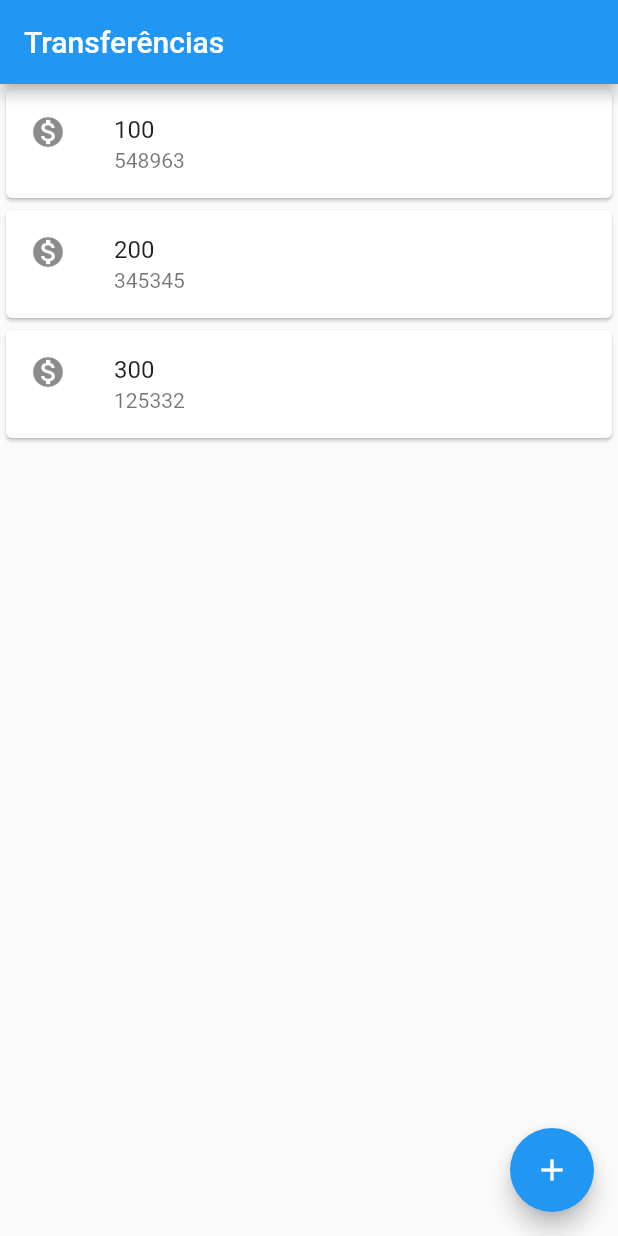
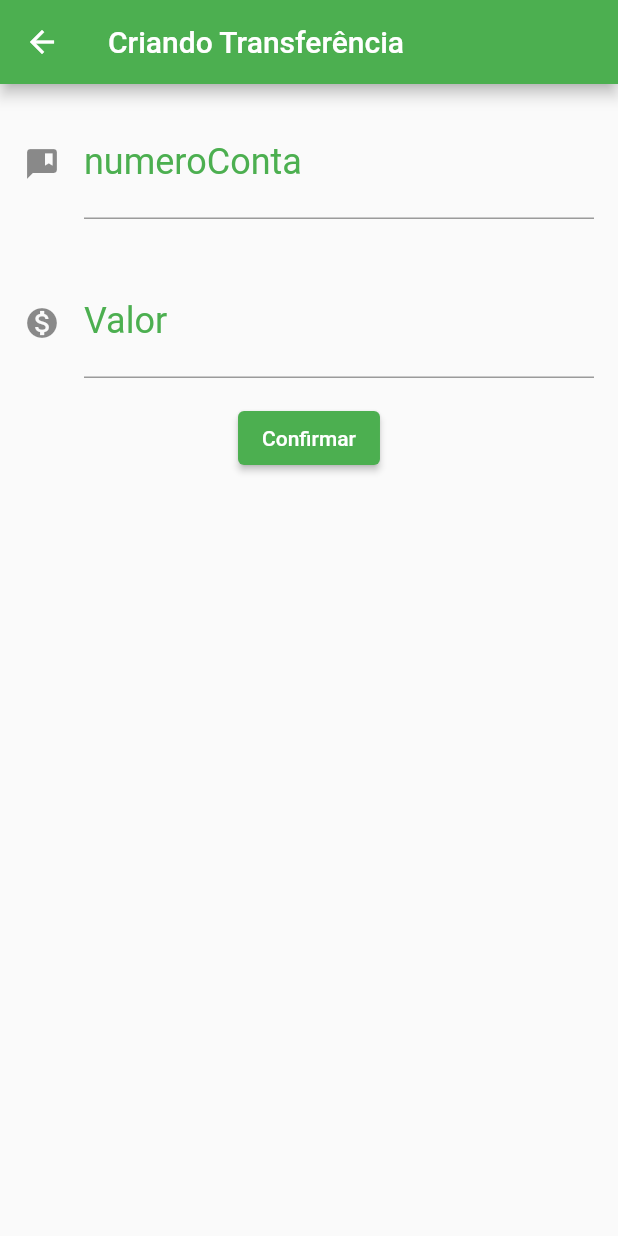
Before and after one commit to CelioFS7/Bytebank, a Flutter app: the screen it shows after launch, after a tap on the "add" icon, on a phone screen of 412 x 824 dp. Run offline on Flutter 3.47's test engine with Material 2 defaults, Android fonts, the phone set to English and light mode, and no system bars.

Commit message:
Fist page .3

```diff
--- a/lib/main.dart
+++ b/lib/main.dart
@@ -1,52 +1,165 @@
 import 'package:flutter/material.dart';
 
 void main() => runApp(
-      MaterialApp(
+      BytebankApp(),
+    );
+
+class BytebankApp extends StatelessWidget {
+  @override
+  Widget build(BuildContext context) {
+    return MaterialApp(
       home: Scaffold(
         body: ListaTransferencias(),
+      ),
+    );
+  }
+}
 
+class FormularioTransferencia extends StatelessWidget {
+  var _controladorCampoNumeroConta = TextEditingController();
+  var _controladorCampoValor = TextEditingController();
+
+  @override
+  Widget build(BuildContext context) {
+    return Scaffold(
       appBar: AppBar(
-            title: const Text('Transferências'),
+        backgroundColor: Colors.green,
+        title: const Text(
+          'Criando Transferência',
         ),
-          floatingActionButton: FloatingActionButton(
-            onPressed: () {},
-            child: const Icon(Icons.add),
       ),
+      body: Container(
+        child: Column(
+          children: <Widget>[
+            Editor(
+              controlador: _controladorCampoNumeroConta,
+              rotulo: 'numeroConta',
+              dica: '000', icone: Icons.comment_bank,
+            ),
+            Editor(
+                controlador: _controladorCampoValor,
+                rotulo: 'Valor',
+                dica: '000',
+                icone: Icons.monetization_on),
+
+            ElevatedButton(
+              onPressed: () {
+                debugPrint("Clicou no confirmar");
+                final int? numeroConta =
+                    int.tryParse(_controladorCampoNumeroConta.text);
+                final double? valor =
+                    double.tryParse(_controladorCampoValor.text);
+                if (numeroConta != null && valor != null) {
+                  final transferenciaCriada = Transferencia(valor, numeroConta);
+                  debugPrint('$transferenciaCriada');
+                  Navigator.pop(context, transferenciaCriada);
+                }
+              },
+              child: Text(
+                'Confirmar',
+              ),
+              style: ElevatedButton.styleFrom(
+                primary: Colors.green,
+              ),
+            ),
+          ],
         ),
       ),
     );
+  }
+}
+
+class Editor extends StatelessWidget {
+  final TextEditingController controlador;
+  final String rotulo;
+  final String dica;
+  final IconData icone;
+
+  Editor(
+      {required this.controlador,
+      required this.rotulo,
+      required this.dica,
+      required this.icone});
+
+  @override
+  Widget build(BuildContext context) {
+    return Padding(
+      padding: const EdgeInsets.all(16.0),
+      child: TextFormField(
+        controller: controlador,
+        style: TextStyle(
+          fontSize: 24.0,
+        ),
+        decoration: InputDecoration(
+            icon: icone != null ? Icon(icone) : null,
+            labelText: rotulo,
+            hintText: dica,
+            labelStyle: TextStyle(
+              color: Colors.green,
+            )),
+        keyboardType: TextInputType.number,
+      ),
+    );
+  }
+}
 
 class ListaTransferencias extends StatelessWidget {
   const ListaTransferencias({Key? key}) : super(key: key);
 
   @override
   Widget build(BuildContext context) {
-    return Column(
-      children: const [
-
-        ItemTransferencia(valor: '100',numeroConta:'548963'),
-        ItemTransferencia(valor: '200',numeroConta:'345345'),
-        ItemTransferencia(valor: '300',numeroConta:'125332'),
-
+    return Scaffold(
+      appBar: AppBar(
+        title: const Text('Transferências'),
+      ),
+      body: Column(
+        children: <Widget>[
+          ItemTransferencia(Transferencia(100, 2546)),
+          ItemTransferencia(Transferencia(200, 4346)),
+          ItemTransferencia(Transferencia(400, 4346)),
         ],
+      ),
+      floatingActionButton: FloatingActionButton(
+        onPressed: () {
+          final future = Navigator.push(context, MaterialPageRoute(builder: (context){
+            return FormularioTransferencia();
+          }));
+          future.then((transferenciaRecebida) {
+            debugPrint('$transferenciaRecebida');
+          });
+        },
+        child: const Icon(Icons.add),
+        backgroundColor: Colors.green,
+      ),
     );
   }
 }
 
 class ItemTransferencia extends StatelessWidget {
+  final Transferencia _transferencia;
 
-  final String valor;
-  final String numeroConta;
+  ItemTransferencia(this._transferencia);
 
-  const ItemTransferencia({Key? key, required this.valor, required this.numeroConta}) : super(key: key);
   @override
   Widget build(BuildContext context) {
-    return  Card(
+    return Card(
       child: ListTile(
         leading: const Icon(Icons.monetization_on),
-        title: Text(valor),
-        subtitle: Text(numeroConta),
+        title: Text(_transferencia.valor.toString()),
+        subtitle: Text(_transferencia.numeroConta.toString()),
       ),
     );
   }
 }
+
+class Transferencia {
+  final double valor;
+  final int numeroConta;
+
+  Transferencia(this.valor, this.numeroConta);
+
+  @override
+  String toString() {
+    return 'Transferencia{valor: $valor, numeroConta: $numeroConta}';
+  }
+}
```
Also changed, not shown: 1 other file. Lines whose indentation alone changed are shown as unchanged.
